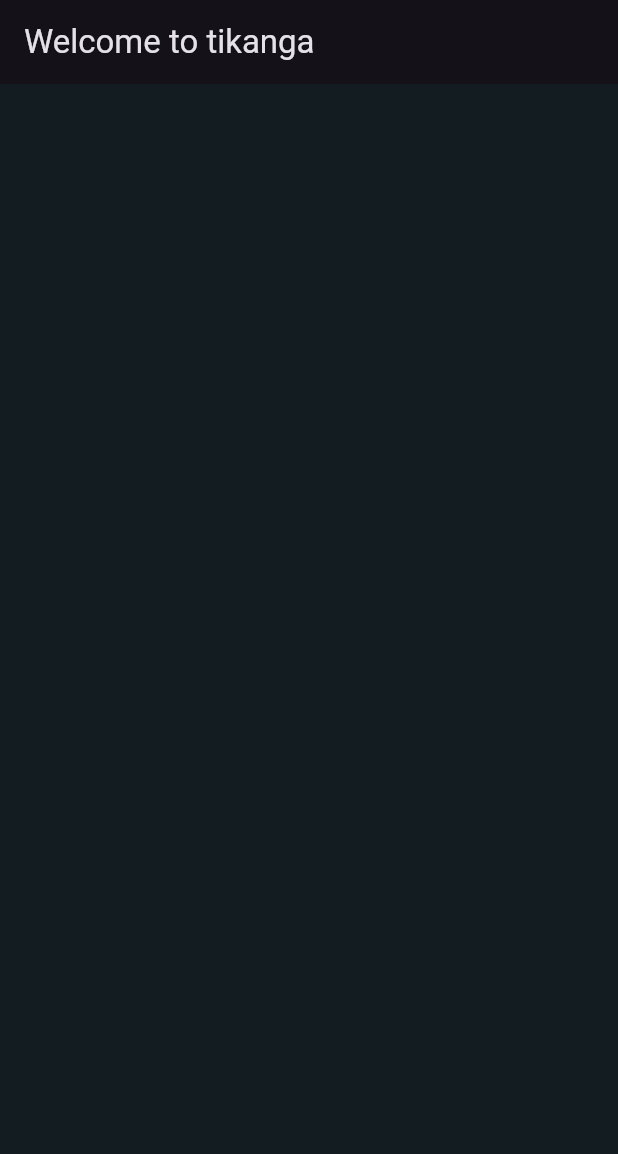
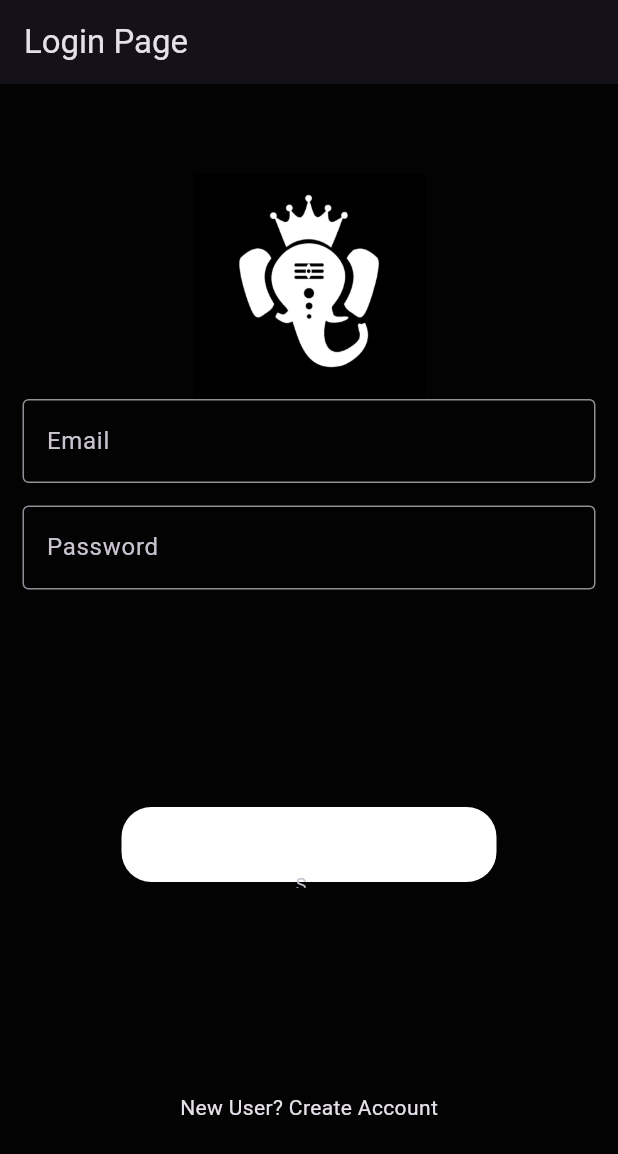
Before and after one commit to Ajeetkg/tikanga, a Flutter app: the screen it shows after launch, on a phone screen of 412 x 824 dp. Shown: the top 1154 px of the screen. Run offline on Flutter 3.47's test engine with Material 3 defaults, Android fonts, the phone set to English and light mode, and no system bars; our stand-ins replace firebase_core; accounts and stored records are empty.

Commit message:
Basic login screen

```diff
--- a/lib/colors.dart
+++ b/lib/colors.dart
@@ -1,6 +1,7 @@
 import 'dart:ui';
 
 const backgroundColor = Color.fromRGBO(19, 28, 33,1);
+const backgroundColorBlack = Color.fromARGB(255, 3, 3, 3);
 const textColor = Color.fromRGBO(241, 241, 242, 1);
 const appBarColor = Color.fromRGBO(31,44,52,1);
 const webAppBarColor = Color.fromRGBO(42,47,50,1);
--- a/lib/main.dart
+++ b/lib/main.dart
@@ -17,7 +17,7 @@ class MyApp extends StatelessWidget {
       debugShowCheckedModeBanner: false,
       title: 'tikanga',
       theme: ThemeData.dark().copyWith(
-        scaffoldBackgroundColor: backgroundColor,
+        scaffoldBackgroundColor: backgroundColorBlack,
       ),
       home: const ResponsiveLayout(
         mobileScreenLayout: MobileLayoutScreen(),
--- a/lib/screens/mobile_layout_screen.dart
+++ b/lib/screens/mobile_layout_screen.dart
@@ -1,13 +1,71 @@
 import 'package:flutter/material.dart';
 
 class MobileLayoutScreen extends StatelessWidget {
-const MobileLayoutScreen({Key? key}) : super(key: key);
+  const MobileLayoutScreen({Key? key}) : super(key: key);
 
   @override
   Widget build(BuildContext context) {
     return Scaffold(
       appBar: AppBar(
-        title: const Text("Welcome to tikanga"),
+        title: const Text("Login Page"),
+      ),
+      body: SingleChildScrollView(
+        child: Column(
+          children: <Widget>[
+            Padding(
+              padding: const EdgeInsets.only(top: 60.0),
+              child: Center(
+                child: SizedBox(
+                    width: 200,
+                    height: 150,
+                    child: Image.asset('assets/tikanga_logo_white_v5.png')),
+              ),
+            ),
+            const Padding(
+              padding: EdgeInsets.symmetric(horizontal: 15),
+              child: TextField(
+                decoration: InputDecoration(
+                    border: OutlineInputBorder(),
+                    labelText: 'Email',
+                    hintText: 'Enter valid email id as viaankg@gmail.com'),
+              ),
+            ),
+            const Padding(
+              padding: EdgeInsets.only(
+                  left: 15.0, right: 15.0, top: 15, bottom: 15.0),
+              child: TextField(
+                obscureText: true,
+                decoration: InputDecoration(
+                    border: OutlineInputBorder(),
+                    labelText: 'Password',
+                    hintText: 'Enter secure password'),
+              ),
+            ),
+            const SizedBox(
+              height: 130,
+            ),
+            Container(
+              height: 50,
+              width: 250,
+              decoration: BoxDecoration(
+                  color: Colors.white, borderRadius: BorderRadius.circular(20)),
+            ),
+            const SizedBox(
+              height: 10,
+              width: 50,
+              child: InputDecorator(
+                decoration: InputDecoration(
+                  labelText: 'Sign In',
+                  border: OutlineInputBorder(borderSide: BorderSide.none),
+                ),
+              ),
+            ),
+            const SizedBox(
+              height: 130,
+            ),
+            const Text('New User? Create Account')
+          ],
+        ),
       ),
     );
   }
```
Also changed, not shown: lib/screens/web_layout_screen.dart (+60 -1 lines), pubspec.yaml (+6 -4 lines), assets/backgroundImage.png (added), assets/tikanga_logo_black_v5.png (added), assets/tikanga_logo_white_v5.png (added), pubspec.lock, 8 other files.
